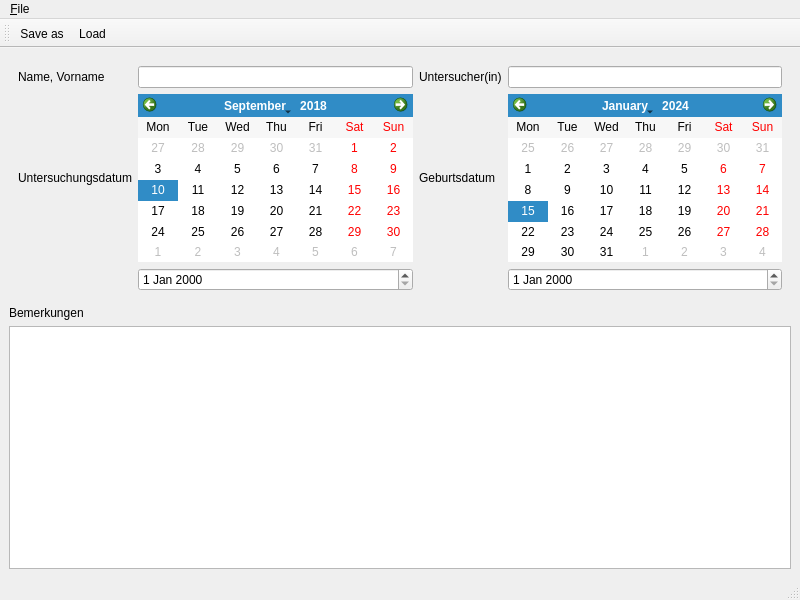
This is source/mainwindow.ui in mandlm/ESGRAF48 as Qt 5 draws it before an edit. The edited form follows.
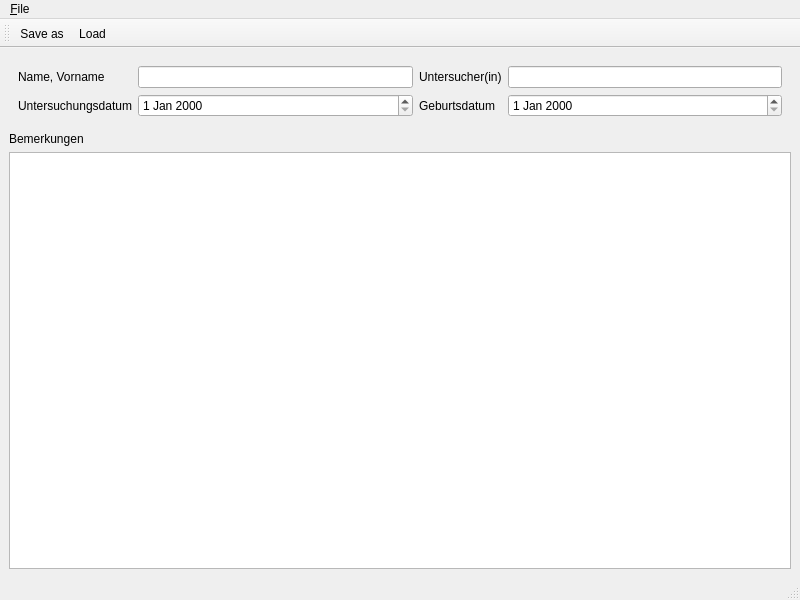
This is the edited form.

The edit to the form file:
```diff
--- a/source/mainwindow.ui
+++ b/source/mainwindow.ui
@@ -42,45 +42,6 @@
          </property>
         </widget>
        </item>
-       <item row="2" column="1">
-        <widget class="QCalendarWidget" name="calendarWidget_2">
-         <property name="selectedDate">
-          <date>
-           <year>2018</year>
-           <month>9</month>
-           <day>10</day>
-          </date>
-         </property>
-         <property name="firstDayOfWeek">
-          <enum>Qt::Monday</enum>
-         </property>
-         <property name="horizontalHeaderFormat">
-          <enum>QCalendarWidget::ShortDayNames</enum>
-         </property>
-         <property name="verticalHeaderFormat">
-          <enum>QCalendarWidget::NoVerticalHeader</enum>
-         </property>
-        </widget>
-       </item>
-       <item row="2" column="3">
-        <widget class="QCalendarWidget" name="calendarWidget">
-         <property name="firstDayOfWeek">
-          <enum>Qt::Monday</enum>
-         </property>
-         <property name="gridVisible">
-          <bool>false</bool>
-         </property>
-         <property name="verticalHeaderFormat">
-          <enum>QCalendarWidget::NoVerticalHeader</enum>
-         </property>
-         <property name="navigationBarVisible">
-          <bool>true</bool>
-         </property>
-         <property name="dateEditEnabled">
-          <bool>true</bool>
-         </property>
-        </widget>
-       </item>
        <item row="1" column="3">
         <widget class="QLineEdit" name="lineEdit_2"/>
        </item>
@@ -91,10 +52,10 @@
          </property>
         </widget>
        </item>
-       <item row="3" column="1">
+       <item row="2" column="1">
         <widget class="QDateEdit" name="dateEdit"/>
        </item>
-       <item row="3" column="3">
+       <item row="2" column="3">
         <widget class="QDateEdit" name="dateEdit_2"/>
        </item>
       </layout>
@@ -108,7 +69,7 @@
      </widget>
     </item>
     <item>
-     <widget class="QTextEdit" name="textEdit"/>
+     <widget class="QPlainTextEdit" name="plainTextEdit"/>
     </item>
    </layout>
   </widget>
```
